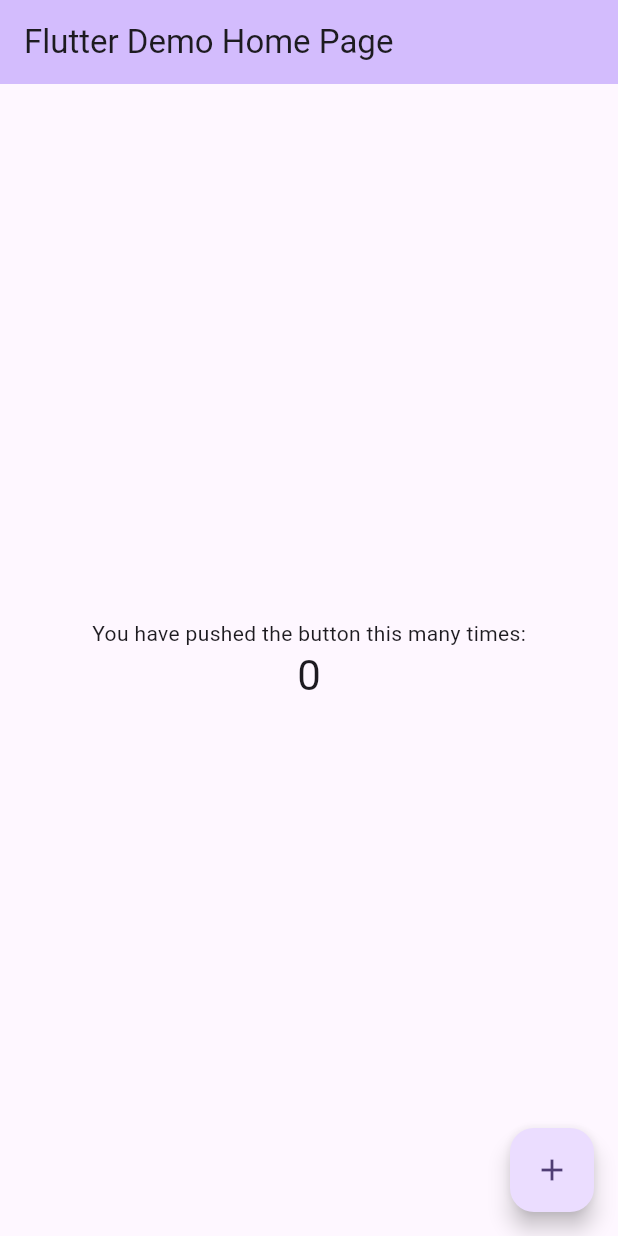
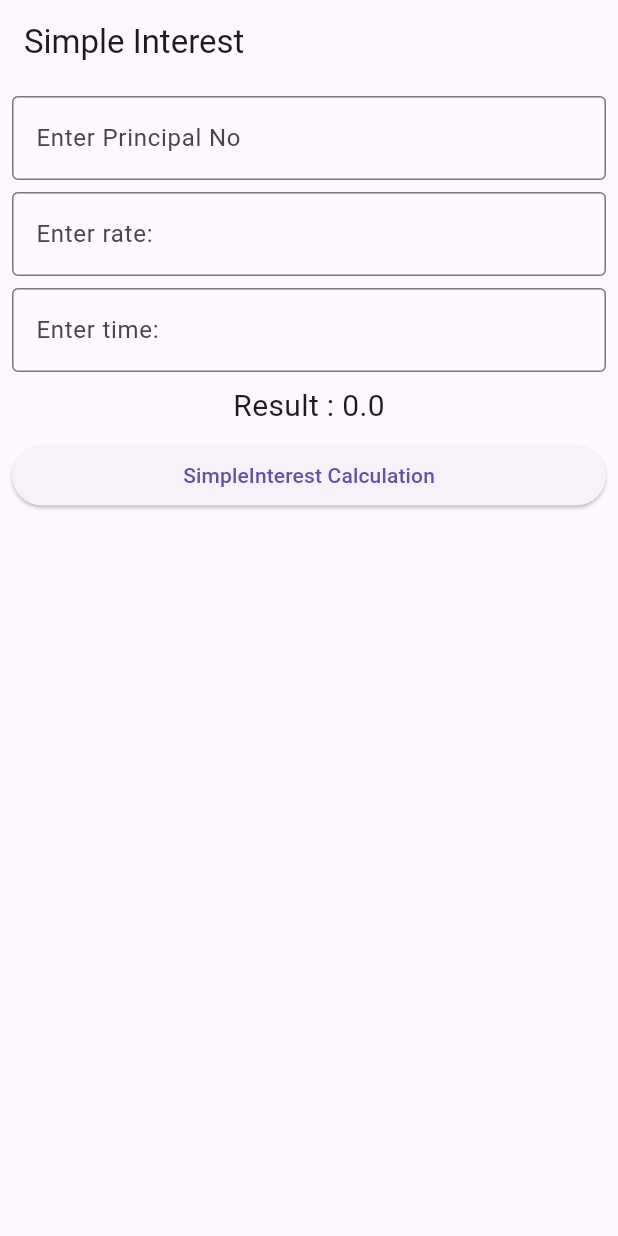
Before and after one commit to ItachiPrabin/first_assignment, a Flutter app: the screen it shows after launch, on a phone screen of 412 x 824 dp. Run offline on Flutter 3.47's test engine with Material 3 defaults, Android fonts, the phone set to English and light mode, and no system bars.

Commit message:
simple interest

```diff
--- a/lib/app.dart
+++ b/lib/app.dart
@@ -0,0 +1,15 @@
+import 'package:first_assignment/view/arithmetic_view.dart';
+import 'package:first_assignment/view/simple_interest_view.dart';
+import 'package:flutter/material.dart';
+
+class MyApp extends StatelessWidget {
+  const MyApp({super.key});
+
+  @override
+  Widget build(BuildContext context) {
+    return const MaterialApp(
+        debugShowCheckedModeBanner: false,
+        // home: ArithmeticView(),
+        home: SimpleInterest());
+  }
+}
--- a/lib/main.dart
+++ b/lib/main.dart
@@ -1,125 +1,15 @@
+import 'package:first_assignment/app.dart';
 import 'package:flutter/material.dart';
+import 'package:first_assignment/view/area_of_circle_view.dart';
+import 'package:first_assignment/view/dashboard_view.dart';
+import 'package:first_assignment/view/simple_interest_view.dart';
 
+// final
+// const
+
+// HOT RELOAD
 void main() {
-  runApp(const MyApp());
+  runApp(
+    const MyApp(),
+  );
 }
-
-class MyApp extends StatelessWidget {
-  const MyApp({super.key});
-
-  // This widget is the root of your application.
-  @override
-  Widget build(BuildContext context) {
-    return MaterialApp(
-      title: 'Flutter Demo',
-      theme: ThemeData(
-        // This is the theme of your application.
-        //
-        // TRY THIS: Try running your application with "flutter run". You'll see
-        // the application has a purple toolbar. Then, without quitting the app,
-        // try changing the seedColor in the colorScheme below to Colors.green
-        // and then invoke "hot reload" (save your changes or press the "hot
-        // reload" button in a Flutter-supported IDE, or press "r" if you used
-        // the command line to start the app).
-        //
-        // Notice that the counter didn't reset back to zero; the application
-        // state is not lost during the reload. To reset the state, use hot
-        // restart instead.
-        //
-        // This works for code too, not just values: Most code changes can be
-        // tested with just a hot reload.
-        colorScheme: ColorScheme.fromSeed(seedColor: Colors.deepPurple),
-        useMaterial3: true,
-      ),
-      home: const MyHomePage(title: 'Flutter Demo Home Page'),
-    );
-  }
-}
-
-class MyHomePage extends StatefulWidget {
-  const MyHomePage({super.key, required this.title});
-
-  // This widget is the home page of your application. It is stateful, meaning
-  // that it has a State object (defined below) that contains fields that affect
-  // how it looks.
-
-  // This class is the configuration for the state. It holds the values (in this
-  // case the title) provided by the parent (in this case the App widget) and
-  // used by the build method of the State. Fields in a Widget subclass are
-  // always marked "final".
-
-  final String title;
-
-  @override
-  State<MyHomePage> createState() => _MyHomePageState();
-}
-
-class _MyHomePageState extends State<MyHomePage> {
-  int _counter = 0;
-
-  void _incrementCounter() {
-    setState(() {
-      // This call to setState tells the Flutter framework that something has
-      // changed in this State, which causes it to rerun the build method below
-      // so that the display can reflect the updated values. If we changed
-      // _counter without calling setState(), then the build method would not be
-      // called again, and so nothing would appear to happen.
-      _counter++;
-    });
-  }
-
-  @override
-  Widget build(BuildContext context) {
-    // This method is rerun every time setState is called, for instance as done
-    // by the _incrementCounter method above.
-    //
-    // The Flutter framework has been optimized to make rerunning build methods
-    // fast, so that you can just rebuild anything that needs updating rather
-    // than having to individually change instances of widgets.
-    return Scaffold(
-      appBar: AppBar(
-        // TRY THIS: Try changing the color here to a specific color (to
-        // Colors.amber, perhaps?) and trigger a hot reload to see the AppBar
-        // change color while the other colors stay the same.
-        backgroundColor: Theme.of(context).colorScheme.inversePrimary,
-        // Here we take the value from the MyHomePage object that was created by
-        // the App.build method, and use it to set our appbar title.
-        title: Text(widget.title),
-      ),
-      body: Center(
-        // Center is a layout widget. It takes a single child and positions it
-        // in the middle of the parent.
-        child: Column(
-          // Column is also a layout widget. It takes a list of children and
-          // arranges them vertically. By default, it sizes itself to fit its
-          // children horizontally, and tries to be as tall as its parent.
-          //
-          // Column has various properties to control how it sizes itself and
-          // how it positions its children. Here we use mainAxisAlignment to
-          // center the children vertically; the main axis here is the vertical
-          // axis because Columns are vertical (the cross axis would be
-          // horizontal).
-          //
-          // TRY THIS: Invoke "debug painting" (choose the "Toggle Debug Paint"
-          // action in the IDE, or press "p" in the console), to see the
-          // wireframe for each widget.
-          mainAxisAlignment: MainAxisAlignment.center,
-          children: <Widget>[
-            const Text(
-              'You have pushed the button this many times:',
-            ),
-            Text(
-              '$_counter',
-              style: Theme.of(context).textTheme.headlineMedium,
-            ),
-          ],
-        ),
-      ),
-      floatingActionButton: FloatingActionButton(
-        onPressed: _incrementCounter,
-        tooltip: 'Increment',
-        child: const Icon(Icons.add),
-      ), // This trailing comma makes auto-formatting nicer for build methods.
-    );
-  }
-}
--- /dev/null
+++ b/lib/view/dashboard_view.dart
@@ -0,0 +1,10 @@
+import 'package:flutter/material.dart';
+
+class DashboardView extends StatelessWidget {
+  const DashboardView({super.key});
+
+  @override
+  Widget build(BuildContext context) {
+    return const Placeholder();
+  }
+}
--- /dev/null
+++ b/lib/view/simple_interest_view.dart
@@ -0,0 +1,92 @@
+import 'package:flutter/material.dart';
+
+class SimpleInterest extends StatefulWidget {
+  const SimpleInterest({super.key});
+
+  @override
+  State<SimpleInterest> createState() => _SimpleInterestState();
+}
+
+class _SimpleInterestState extends State<SimpleInterest> {
+  double principle = 0;
+  double rate = 0;
+  double time = 0;
+  double result = 0;
+  @override
+  Widget build(BuildContext context) {
+    return Scaffold(
+      appBar: AppBar(
+        title: const Text('Simple Interest'),
+      ),
+      body: Padding(
+        padding: const EdgeInsets.all(8),
+        child: Column(
+          children: [
+            TextField(
+              onChanged: (value) {
+                principle = double.parse(value);
+              },
+              keyboardType: TextInputType.number,
+              decoration: const InputDecoration(
+                border: OutlineInputBorder(),
+                labelText: 'Enter Principal No',
+              ),
+            ),
+            const SizedBox(
+              height: 8,
+            ),
+            TextField(
+              onChanged: (value) {
+                rate = double.parse(value);
+              },
+              keyboardType: TextInputType.number,
+              decoration: const InputDecoration(
+                border: OutlineInputBorder(),
+                labelText: 'Enter rate:',
+              ),
+            ),
+            const SizedBox(
+              height: 8,
+            ),
+            TextField(
+              onChanged: (value) {
+                time = double.parse(value);
+              },
+              keyboardType: TextInputType.number,
+              decoration: const InputDecoration(
+                border: OutlineInputBorder(),
+                labelText: 'Enter time:',
+              ),
+            ),
+            const SizedBox(
+              height: 8,
+            ),
+            Text('Result : $result',
+                style: const TextStyle(
+                  fontSize: 20,
+                )),
+            const SizedBox(
+              height: 8,
+            ),
+            SizedBox(
+              width: double.infinity,
+              child: ElevatedButton(
+                onPressed: () {
+                  // State lai change gara
+                  // buil method ma feri jau ani refresh gara
+                  setState(() {
+                    result = (principle * rate * time) / 100;
+                  });
+                },
+                child: const Text('SimpleInterest Calculation'),
+              ),
+            ),
+            const SizedBox(
+              height: 8,
+            ),
+          ],
+        ),
+      ),
+    );
+  }
+}
```
Also changed, not shown: lib/view/area_of_circle_view.dart (added).
